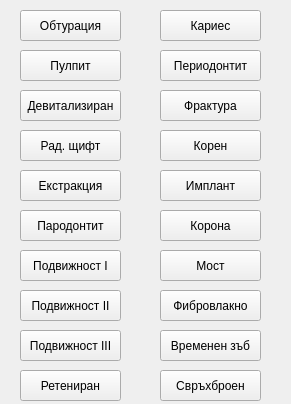
Before: the Qt Designer form src/View/ListView/ControlPanel/ControlPanel.ui in thefinalcutbg/DinoDent, drawn with Qt 5.
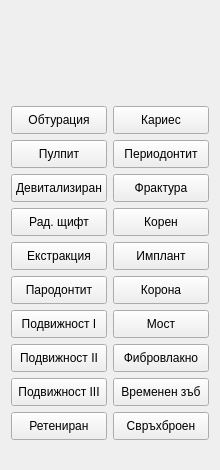
After: the same form once the commit is applied. Custom widgets are drawn as their Qt base class.

Diff of the .ui file:
```diff
--- a/src/View/ListView/ControlPanel/ControlPanel.ui
+++ b/src/View/ListView/ControlPanel/ControlPanel.ui
@@ -6,399 +6,549 @@
    <rect>
     <x>0</x>
     <y>0</y>
-    <width>291</width>
-    <height>404</height>
+    <width>220</width>
+    <height>470</height>
    </rect>
   </property>
   <property name="windowTitle">
    <string>ControlPanel</string>
   </property>
-  <widget class="StatusButton" name="Temporary">
-   <property name="geometry">
-    <rect>
-     <x>160</x>
-     <y>330</y>
-     <width>101</width>
-     <height>31</height>
-    </rect>
-   </property>
-   <property name="toolTip">
-    <string>&lt;html&gt;&lt;head/&gt;&lt;body&gt;&lt;p&gt;Бърз клавиш: T&lt;/p&gt;&lt;/body&gt;&lt;/html&gt;</string>
-   </property>
-   <property name="styleSheet">
-    <string notr="true"/>
-   </property>
-   <property name="text">
-    <string>Временен зъб</string>
-   </property>
-  </widget>
-  <widget class="StatusButton" name="Root">
-   <property name="geometry">
-    <rect>
-     <x>160</x>
-     <y>130</y>
-     <width>101</width>
-     <height>31</height>
-    </rect>
-   </property>
-   <property name="toolTip">
-    <string>&lt;html&gt;&lt;head/&gt;&lt;body&gt;&lt;p&gt;Бърз клавиш: R&lt;/p&gt;&lt;/body&gt;&lt;/html&gt;</string>
-   </property>
-   <property name="styleSheet">
-    <string/>
-   </property>
-   <property name="text">
-    <string>Корен</string>
-   </property>
-  </widget>
-  <widget class="StatusButton" name="Mobility2">
-   <property name="geometry">
-    <rect>
-     <x>20</x>
-     <y>290</y>
-     <width>101</width>
-     <height>31</height>
-    </rect>
-   </property>
-   <property name="toolTip">
-    <string>&lt;html&gt;&lt;head/&gt;&lt;body&gt;&lt;p&gt;Бърз клавиш: 2&lt;/p&gt;&lt;/body&gt;&lt;/html&gt;</string>
-   </property>
-   <property name="styleSheet">
-    <string/>
-   </property>
-   <property name="text">
-    <string>Подвижност II</string>
-   </property>
-  </widget>
-  <widget class="StatusButton" name="Implant">
-   <property name="geometry">
-    <rect>
-     <x>160</x>
-     <y>170</y>
-     <width>101</width>
-     <height>31</height>
-    </rect>
-   </property>
-   <property name="toolTip">
-    <string>&lt;html&gt;&lt;head/&gt;&lt;body&gt;&lt;p&gt;Бърз клавиш: I&lt;/p&gt;&lt;/body&gt;&lt;/html&gt;</string>
-   </property>
-   <property name="styleSheet">
-    <string notr="true"/>
-   </property>
-   <property name="text">
-    <string>Имплант</string>
-   </property>
-  </widget>
-  <widget class="StatusButton" name="Mobility3">
-   <property name="geometry">
-    <rect>
-     <x>20</x>
-     <y>330</y>
-     <width>101</width>
-     <height>31</height>
-    </rect>
-   </property>
-   <property name="toolTip">
-    <string>&lt;html&gt;&lt;head/&gt;&lt;body&gt;&lt;p&gt;Бърз клавиш: 3&lt;/p&gt;&lt;/body&gt;&lt;/html&gt;</string>
-   </property>
-   <property name="styleSheet">
-    <string/>
-   </property>
-   <property name="text">
-    <string>Подвижност III</string>
-   </property>
-  </widget>
-  <widget class="StatusButton" name="Mobility1">
-   <property name="geometry">
-    <rect>
-     <x>20</x>
-     <y>250</y>
-     <width>101</width>
-     <height>31</height>
-    </rect>
-   </property>
-   <property name="toolTip">
-    <string>&lt;html&gt;&lt;head/&gt;&lt;body&gt;&lt;p&gt;Бърз клавиш: 1&lt;/p&gt;&lt;/body&gt;&lt;/html&gt;</string>
-   </property>
-   <property name="styleSheet">
-    <string/>
-   </property>
-   <property name="text">
-    <string>Подвижност I</string>
-   </property>
-  </widget>
-  <widget class="StatusButton" name="EndoTreatment">
-   <property name="geometry">
-    <rect>
-     <x>20</x>
-     <y>90</y>
-     <width>101</width>
-     <height>31</height>
-    </rect>
-   </property>
-   <property name="toolTip">
-    <string>&lt;html&gt;&lt;head/&gt;&lt;body&gt;&lt;p&gt;Бърз клавиш: D&lt;/p&gt;&lt;/body&gt;&lt;/html&gt;</string>
-   </property>
-   <property name="styleSheet">
-    <string notr="true"/>
-   </property>
-   <property name="text">
-    <string>Девитализиран</string>
-   </property>
-  </widget>
-  <widget class="StatusButton" name="Caries">
-   <property name="geometry">
-    <rect>
-     <x>160</x>
-     <y>10</y>
-     <width>101</width>
-     <height>31</height>
-    </rect>
-   </property>
-   <property name="toolTip">
-    <string>&lt;html&gt;&lt;head/&gt;&lt;body&gt;&lt;p&gt;Бърз клавиш: C&lt;/p&gt;&lt;/body&gt;&lt;/html&gt;</string>
-   </property>
-   <property name="styleSheet">
-    <string notr="true"/>
-   </property>
-   <property name="text">
-    <string>Кариес</string>
-   </property>
-  </widget>
-  <widget class="StatusButton" name="Extraction">
-   <property name="geometry">
-    <rect>
-     <x>20</x>
-     <y>170</y>
-     <width>101</width>
-     <height>31</height>
-    </rect>
-   </property>
-   <property name="toolTip">
-    <string>&lt;html&gt;&lt;head/&gt;&lt;body&gt;&lt;p&gt;Бърз клавиш: E&lt;/p&gt;&lt;/body&gt;&lt;/html&gt;</string>
-   </property>
-   <property name="styleSheet">
-    <string/>
-   </property>
-   <property name="text">
-    <string>Екстракция</string>
-   </property>
-  </widget>
-  <widget class="StatusButton" name="Obturation">
-   <property name="geometry">
-    <rect>
-     <x>20</x>
-     <y>10</y>
-     <width>101</width>
-     <height>31</height>
-    </rect>
-   </property>
-   <property name="toolTip">
-    <string>&lt;html&gt;&lt;head/&gt;&lt;body&gt;&lt;p&gt;Бърз клавиш: О&lt;/p&gt;&lt;/body&gt;&lt;/html&gt;</string>
-   </property>
-   <property name="styleSheet">
-    <string notr="true"/>
-   </property>
-   <property name="text">
-    <string>Обтурация</string>
-   </property>
-  </widget>
-  <widget class="StatusButton" name="Bridge">
-   <property name="enabled">
-    <bool>true</bool>
-   </property>
-   <property name="geometry">
-    <rect>
-     <x>160</x>
-     <y>250</y>
-     <width>101</width>
-     <height>31</height>
-    </rect>
-   </property>
-   <property name="toolTip">
-    <string>&lt;html&gt;&lt;head/&gt;&lt;body&gt;&lt;p&gt;Бърз клавиш: B&lt;/p&gt;&lt;/body&gt;&lt;/html&gt;</string>
-   </property>
-   <property name="styleSheet">
-    <string notr="true"/>
-   </property>
-   <property name="text">
-    <string>Мост</string>
-   </property>
-  </widget>
-  <widget class="StatusButton" name="Fracture">
-   <property name="geometry">
-    <rect>
-     <x>160</x>
-     <y>90</y>
-     <width>101</width>
-     <height>31</height>
-    </rect>
-   </property>
-   <property name="toolTip">
-    <string>&lt;html&gt;&lt;head/&gt;&lt;body&gt;&lt;p&gt;Бърз клавиш: F&lt;/p&gt;&lt;/body&gt;&lt;/html&gt;</string>
-   </property>
-   <property name="styleSheet">
-    <string/>
-   </property>
-   <property name="text">
-    <string>Фрактура</string>
-   </property>
-  </widget>
-  <widget class="StatusButton" name="Pulpitis">
-   <property name="geometry">
-    <rect>
-     <x>20</x>
-     <y>50</y>
-     <width>101</width>
-     <height>31</height>
-    </rect>
-   </property>
-   <property name="toolTip">
-    <string>&lt;html&gt;&lt;head/&gt;&lt;body&gt;&lt;p&gt;Бърз клавиш: P&lt;/p&gt;&lt;/body&gt;&lt;/html&gt;</string>
-   </property>
-   <property name="styleSheet">
-    <string/>
-   </property>
-   <property name="text">
-    <string>Пулпит</string>
-   </property>
-  </widget>
-  <widget class="StatusButton" name="Periodontitis">
-   <property name="geometry">
-    <rect>
-     <x>20</x>
-     <y>210</y>
-     <width>101</width>
-     <height>31</height>
-    </rect>
-   </property>
-   <property name="toolTip">
-    <string>&lt;html&gt;&lt;head/&gt;&lt;body&gt;&lt;p&gt;Бърз клавиш: L&lt;/p&gt;&lt;/body&gt;&lt;/html&gt;</string>
-   </property>
-   <property name="styleSheet">
-    <string/>
-   </property>
-   <property name="text">
-    <string>Пародонтит</string>
-   </property>
-  </widget>
-  <widget class="StatusButton" name="ApicalLesion">
-   <property name="geometry">
-    <rect>
-     <x>160</x>
-     <y>50</y>
-     <width>101</width>
-     <height>31</height>
-    </rect>
-   </property>
-   <property name="toolTip">
-    <string>&lt;html&gt;&lt;head/&gt;&lt;body&gt;&lt;p&gt;Бърз клавиш: G&lt;/p&gt;&lt;/body&gt;&lt;/html&gt;</string>
-   </property>
-   <property name="styleSheet">
-    <string/>
-   </property>
-   <property name="text">
-    <string>Периодонтит</string>
-   </property>
-  </widget>
-  <widget class="StatusButton" name="Crown">
-   <property name="geometry">
-    <rect>
-     <x>160</x>
-     <y>210</y>
-     <width>101</width>
-     <height>31</height>
-    </rect>
-   </property>
-   <property name="toolTip">
-    <string>&lt;html&gt;&lt;head/&gt;&lt;body&gt;&lt;p&gt;Бърз клавиш: K&lt;/p&gt;&lt;/body&gt;&lt;/html&gt;</string>
-   </property>
-   <property name="styleSheet">
-    <string notr="true"/>
-   </property>
-   <property name="text">
-    <string>Корона</string>
-   </property>
-  </widget>
-  <widget class="StatusButton" name="post">
-   <property name="geometry">
-    <rect>
-     <x>20</x>
-     <y>130</y>
-     <width>101</width>
-     <height>31</height>
-    </rect>
-   </property>
-   <property name="toolTip">
-    <string>&lt;html&gt;&lt;head/&gt;&lt;body&gt;&lt;p&gt;Бърз клавиш: S&lt;/p&gt;&lt;/body&gt;&lt;/html&gt;</string>
-   </property>
-   <property name="styleSheet">
-    <string notr="true"/>
-   </property>
-   <property name="text">
-    <string>Рад. щифт</string>
-   </property>
-  </widget>
-  <widget class="StatusButton" name="Dsn">
-   <property name="geometry">
-    <rect>
-     <x>160</x>
-     <y>370</y>
-     <width>101</width>
-     <height>31</height>
-    </rect>
-   </property>
-   <property name="toolTip">
-    <string>&lt;html&gt;&lt;head/&gt;&lt;body&gt;&lt;p&gt;Бърз клавиш: H&lt;/p&gt;&lt;/body&gt;&lt;/html&gt;</string>
-   </property>
-   <property name="styleSheet">
-    <string/>
-   </property>
-   <property name="text">
-    <string>Свръхброен</string>
-   </property>
-  </widget>
-  <widget class="StatusButton" name="Impacted">
-   <property name="geometry">
-    <rect>
-     <x>20</x>
-     <y>370</y>
-     <width>101</width>
-     <height>31</height>
-    </rect>
-   </property>
-   <property name="toolTip">
-    <string>&lt;html&gt;&lt;head/&gt;&lt;body&gt;&lt;p&gt;Бърз клавиш: M&lt;/p&gt;&lt;/body&gt;&lt;/html&gt;</string>
-   </property>
-   <property name="styleSheet">
-    <string/>
-   </property>
-   <property name="text">
-    <string>Ретениран</string>
-   </property>
-  </widget>
-  <widget class="StatusButton" name="Fiber">
-   <property name="enabled">
-    <bool>true</bool>
-   </property>
-   <property name="geometry">
-    <rect>
-     <x>160</x>
-     <y>290</y>
-     <width>101</width>
-     <height>31</height>
-    </rect>
-   </property>
-   <property name="toolTip">
-    <string>&lt;html&gt;&lt;head/&gt;&lt;body&gt;&lt;p&gt;Бърз клавиш: N&lt;/p&gt;&lt;/body&gt;&lt;/html&gt;</string>
-   </property>
-   <property name="styleSheet">
-    <string notr="true"/>
-   </property>
-   <property name="text">
-    <string>Фибровлакно</string>
-   </property>
-  </widget>
+  <layout class="QVBoxLayout" name="verticalLayout_3">
+   <item>
+    <spacer name="verticalSpacer">
+     <property name="orientation">
+      <enum>Qt::Vertical</enum>
+     </property>
+     <property name="sizeType">
+      <enum>QSizePolicy::Preferred</enum>
+     </property>
+     <property name="sizeHint" stdset="0">
+      <size>
+       <width>20</width>
+       <height>76</height>
+      </size>
+     </property>
+    </spacer>
+   </item>
+   <item>
+    <layout class="QHBoxLayout" name="horizontalLayout">
+     <item>
+      <layout class="QVBoxLayout" name="verticalLayout">
+       <item>
+        <widget class="StatusButton" name="Obturation">
+         <property name="sizePolicy">
+          <sizepolicy hsizetype="Preferred" vsizetype="Fixed">
+           <horstretch>0</horstretch>
+           <verstretch>0</verstretch>
+          </sizepolicy>
+         </property>
+         <property name="minimumSize">
+          <size>
+           <width>0</width>
+           <height>28</height>
+          </size>
+         </property>
+         <property name="toolTip">
+          <string>&lt;html&gt;&lt;head/&gt;&lt;body&gt;&lt;p&gt;Бърз клавиш: О&lt;/p&gt;&lt;/body&gt;&lt;/html&gt;</string>
+         </property>
+         <property name="styleSheet">
+          <string notr="true"/>
+         </property>
+         <property name="text">
+          <string>Обтурация</string>
+         </property>
+        </widget>
+       </item>
+       <item>
+        <widget class="StatusButton" name="Pulpitis">
+         <property name="sizePolicy">
+          <sizepolicy hsizetype="Preferred" vsizetype="Fixed">
+           <horstretch>0</horstretch>
+           <verstretch>0</verstretch>
+          </sizepolicy>
+         </property>
+         <property name="minimumSize">
+          <size>
+           <width>0</width>
+           <height>28</height>
+          </size>
+         </property>
+         <property name="toolTip">
+          <string>&lt;html&gt;&lt;head/&gt;&lt;body&gt;&lt;p&gt;Бърз клавиш: P&lt;/p&gt;&lt;/body&gt;&lt;/html&gt;</string>
+         </property>
+         <property name="styleSheet">
+          <string/>
+         </property>
+         <property name="text">
+          <string>Пулпит</string>
+         </property>
+        </widget>
+       </item>
+       <item>
+        <widget class="StatusButton" name="EndoTreatment">
+         <property name="sizePolicy">
+          <sizepolicy hsizetype="Preferred" vsizetype="Fixed">
+           <horstretch>0</horstretch>
+           <verstretch>0</verstretch>
+          </sizepolicy>
+         </property>
+         <property name="minimumSize">
+          <size>
+           <width>0</width>
+           <height>28</height>
+          </size>
+         </property>
+         <property name="toolTip">
+          <string>&lt;html&gt;&lt;head/&gt;&lt;body&gt;&lt;p&gt;Бърз клавиш: D&lt;/p&gt;&lt;/body&gt;&lt;/html&gt;</string>
+         </property>
+         <property name="styleSheet">
+          <string notr="true"/>
+         </property>
+         <property name="text">
+          <string>Девитализиран</string>
+         </property>
+        </widget>
+       </item>
+       <item>
+        <widget class="StatusButton" name="post">
+         <property name="sizePolicy">
+          <sizepolicy hsizetype="Preferred" vsizetype="Fixed">
+           <horstretch>0</horstretch>
+           <verstretch>0</verstretch>
+          </sizepolicy>
+         </property>
+         <property name="minimumSize">
+          <size>
+           <width>0</width>
+           <height>28</height>
+          </size>
+         </property>
+         <property name="toolTip">
+          <string>&lt;html&gt;&lt;head/&gt;&lt;body&gt;&lt;p&gt;Бърз клавиш: S&lt;/p&gt;&lt;/body&gt;&lt;/html&gt;</string>
+         </property>
+         <property name="styleSheet">
+          <string notr="true"/>
+         </property>
+         <property name="text">
+          <string>Рад. щифт</string>
+         </property>
+        </widget>
+       </item>
+       <item>
+        <widget class="StatusButton" name="Extraction">
+         <property name="sizePolicy">
+          <sizepolicy hsizetype="Preferred" vsizetype="Fixed">
+           <horstretch>0</horstretch>
+           <verstretch>0</verstretch>
+          </sizepolicy>
+         </property>
+         <property name="minimumSize">
+          <size>
+           <width>0</width>
+           <height>28</height>
+          </size>
+         </property>
+         <property name="toolTip">
+          <string>&lt;html&gt;&lt;head/&gt;&lt;body&gt;&lt;p&gt;Бърз клавиш: E&lt;/p&gt;&lt;/body&gt;&lt;/html&gt;</string>
+         </property>
+         <property name="styleSheet">
+          <string/>
+         </property>
+         <property name="text">
+          <string>Екстракция</string>
+         </property>
+        </widget>
+       </item>
+       <item>
+        <widget class="StatusButton" name="Periodontitis">
+         <property name="sizePolicy">
+          <sizepolicy hsizetype="Preferred" vsizetype="Fixed">
+           <horstretch>0</horstretch>
+           <verstretch>0</verstretch>
+          </sizepolicy>
+         </property>
+         <property name="minimumSize">
+          <size>
+           <width>0</width>
+           <height>28</height>
+          </size>
+         </property>
+         <property name="toolTip">
+          <string>&lt;html&gt;&lt;head/&gt;&lt;body&gt;&lt;p&gt;Бърз клавиш: L&lt;/p&gt;&lt;/body&gt;&lt;/html&gt;</string>
+         </property>
+         <property name="styleSheet">
+          <string/>
+         </property>
+         <property name="text">
+          <string>Пародонтит</string>
+         </property>
+        </widget>
+       </item>
+       <item>
+        <widget class="StatusButton" name="Mobility1">
+         <property name="sizePolicy">
+          <sizepolicy hsizetype="Preferred" vsizetype="Fixed">
+           <horstretch>0</horstretch>
+           <verstretch>0</verstretch>
+          </sizepolicy>
+         </property>
+         <property name="minimumSize">
+          <size>
+           <width>0</width>
+           <height>28</height>
+          </size>
+         </property>
+         <property name="toolTip">
+          <string>&lt;html&gt;&lt;head/&gt;&lt;body&gt;&lt;p&gt;Бърз клавиш: 1&lt;/p&gt;&lt;/body&gt;&lt;/html&gt;</string>
+         </property>
+         <property name="styleSheet">
+          <string/>
+         </property>
+         <property name="text">
+          <string>Подвижност I</string>
+         </property>
+        </widget>
+       </item>
+       <item>
+        <widget class="StatusButton" name="Mobility2">
+         <property name="sizePolicy">
+          <sizepolicy hsizetype="Preferred" vsizetype="Fixed">
+           <horstretch>0</horstretch>
+           <verstretch>0</verstretch>
+          </sizepolicy>
+         </property>
+         <property name="minimumSize">
+          <size>
+           <width>0</width>
+           <height>28</height>
+          </size>
+         </property>
+         <property name="toolTip">
+          <string>&lt;html&gt;&lt;head/&gt;&lt;body&gt;&lt;p&gt;Бърз клавиш: 2&lt;/p&gt;&lt;/body&gt;&lt;/html&gt;</string>
+         </property>
+         <property name="styleSheet">
+          <string/>
+         </property>
+         <property name="text">
+          <string>Подвижност II</string>
+         </property>
+        </widget>
+       </item>
+       <item>
+        <widget class="StatusButton" name="Mobility3">
+         <property name="sizePolicy">
+          <sizepolicy hsizetype="Preferred" vsizetype="Fixed">
+           <horstretch>0</horstretch>
+           <verstretch>0</verstretch>
+          </sizepolicy>
+         </property>
+         <property name="minimumSize">
+          <size>
+           <width>0</width>
+           <height>28</height>
+          </size>
+         </property>
+         <property name="toolTip">
+          <string>&lt;html&gt;&lt;head/&gt;&lt;body&gt;&lt;p&gt;Бърз клавиш: 3&lt;/p&gt;&lt;/body&gt;&lt;/html&gt;</string>
+         </property>
+         <property name="styleSheet">
+          <string/>
+         </property>
+         <property name="text">
+          <string>Подвижност III</string>
+         </property>
+        </widget>
+       </item>
+       <item>
+        <widget class="StatusButton" name="Impacted">
+         <property name="sizePolicy">
+          <sizepolicy hsizetype="Preferred" vsizetype="Fixed">
+           <horstretch>0</horstretch>
+           <verstretch>0</verstretch>
+          </sizepolicy>
+         </property>
+         <property name="minimumSize">
+          <size>
+           <width>0</width>
+           <height>28</height>
+          </size>
+         </property>
+         <property name="toolTip">
+          <string>&lt;html&gt;&lt;head/&gt;&lt;body&gt;&lt;p&gt;Бърз клавиш: M&lt;/p&gt;&lt;/body&gt;&lt;/html&gt;</string>
+         </property>
+         <property name="styleSheet">
+          <string/>
+         </property>
+         <property name="text">
+          <string>Ретениран</string>
+         </property>
+        </widget>
+       </item>
+      </layout>
+     </item>
+     <item>
+      <layout class="QVBoxLayout" name="verticalLayout_2">
+       <item>
+        <widget class="StatusButton" name="Caries">
+         <property name="sizePolicy">
+          <sizepolicy hsizetype="Preferred" vsizetype="Fixed">
+           <horstretch>0</horstretch>
+           <verstretch>0</verstretch>
+          </sizepolicy>
+         </property>
+         <property name="minimumSize">
+          <size>
+           <width>0</width>
+           <height>28</height>
+          </size>
+         </property>
+         <property name="toolTip">
+          <string>&lt;html&gt;&lt;head/&gt;&lt;body&gt;&lt;p&gt;Бърз клавиш: C&lt;/p&gt;&lt;/body&gt;&lt;/html&gt;</string>
+         </property>
+         <property name="styleSheet">
+          <string notr="true"/>
+         </property>
+         <property name="text">
+          <string>Кариес</string>
+         </property>
+        </widget>
+       </item>
+       <item>
+        <widget class="StatusButton" name="ApicalLesion">
+         <property name="sizePolicy">
+          <sizepolicy hsizetype="Preferred" vsizetype="Fixed">
+           <horstretch>0</horstretch>
+           <verstretch>0</verstretch>
+          </sizepolicy>
+         </property>
+         <property name="minimumSize">
+          <size>
+           <width>0</width>
+           <height>28</height>
+          </size>
+         </property>
+         <property name="toolTip">
+          <string>&lt;html&gt;&lt;head/&gt;&lt;body&gt;&lt;p&gt;Бърз клавиш: G&lt;/p&gt;&lt;/body&gt;&lt;/html&gt;</string>
+         </property>
+         <property name="styleSheet">
+          <string/>
+         </property>
+         <property name="text">
+          <string>Периодонтит</string>
+         </property>
+        </widget>
+       </item>
+       <item>
+        <widget class="StatusButton" name="Fracture">
+         <property name="sizePolicy">
+          <sizepolicy hsizetype="Preferred" vsizetype="Fixed">
+           <horstretch>0</horstretch>
+           <verstretch>0</verstretch>
+          </sizepolicy>
+         </property>
+         <property name="minimumSize">
+          <size>
+           <width>0</width>
+           <height>28</height>
+          </size>
+         </property>
+         <property name="toolTip">
+          <string>&lt;html&gt;&lt;head/&gt;&lt;body&gt;&lt;p&gt;Бърз клавиш: F&lt;/p&gt;&lt;/body&gt;&lt;/html&gt;</string>
+         </property>
+         <property name="styleSheet">
+          <string/>
+         </property>
+         <property name="text">
+          <string>Фрактура</string>
+         </property>
+        </widget>
+       </item>
+       <item>
+        <widget class="StatusButton" name="Root">
+         <property name="sizePolicy">
+          <sizepolicy hsizetype="Preferred" vsizetype="Fixed">
+           <horstretch>0</horstretch>
+           <verstretch>0</verstretch>
+          </sizepolicy>
+         </property>
+         <property name="minimumSize">
+          <size>
+           <width>0</width>
+           <height>28</height>
+          </size>
+         </property>
+         <property name="toolTip">
+          <string>&lt;html&gt;&lt;head/&gt;&lt;body&gt;&lt;p&gt;Бърз клавиш: R&lt;/p&gt;&lt;/body&gt;&lt;/html&gt;</string>
+         </property>
+         <property name="styleSheet">
+          <string/>
+         </property>
+         <property name="text">
+          <string>Корен</string>
+         </property>
+        </widget>
+       </item>
+       <item>
+        <widget class="StatusButton" name="Implant">
+         <property name="sizePolicy">
+          <sizepolicy hsizetype="Preferred" vsizetype="Fixed">
+           <horstretch>0</horstretch>
+           <verstretch>0</verstretch>
+          </sizepolicy>
+         </property>
+         <property name="minimumSize">
+          <size>
+           <width>0</width>
+           <height>28</height>
+          </size>
+         </property>
+         <property name="toolTip">
+          <string>&lt;html&gt;&lt;head/&gt;&lt;body&gt;&lt;p&gt;Бърз клавиш: I&lt;/p&gt;&lt;/body&gt;&lt;/html&gt;</string>
+         </property>
+         <property name="styleSheet">
+          <string notr="true"/>
+         </property>
+         <property name="text">
+          <string>Имплант</string>
+         </property>
+        </widget>
+       </item>
+       <item>
+        <widget class="StatusButton" name="Crown">
+         <property name="sizePolicy">
+          <sizepolicy hsizetype="Preferred" vsizetype="Fixed">
+           <horstretch>0</horstretch>
+           <verstretch>0</verstretch>
+          </sizepolicy>
+         </property>
+         <property name="minimumSize">
+          <size>
+           <width>0</width>
+           <height>28</height>
+          </size>
+         </property>
+         <property name="toolTip">
+          <string>&lt;html&gt;&lt;head/&gt;&lt;body&gt;&lt;p&gt;Бърз клавиш: K&lt;/p&gt;&lt;/body&gt;&lt;/html&gt;</string>
+         </property>
+         <property name="styleSheet">
+          <string notr="true"/>
+         </property>
+         <property name="text">
+          <string>Корона</string>
+         </property>
+        </widget>
+       </item>
+       <item>
+        <widget class="StatusButton" name="Bridge">
+         <property name="enabled">
+          <bool>true</bool>
+         </property>
+         <property name="sizePolicy">
+          <sizepolicy hsizetype="Preferred" vsizetype="Fixed">
+           <horstretch>0</horstretch>
+           <verstretch>0</verstretch>
+          </sizepolicy>
+         </property>
+         <property name="minimumSize">
+          <size>
+           <width>0</width>
+           <height>28</height>
+          </size>
+         </property>
+         <property name="toolTip">
+          <string>&lt;html&gt;&lt;head/&gt;&lt;body&gt;&lt;p&gt;Бърз клавиш: B&lt;/p&gt;&lt;/body&gt;&lt;/html&gt;</string>
+         </property>
+         <property name="styleSheet">
+          <string notr="true"/>
+         </property>
+         <property name="text">
+          <string>Мост</string>
+         </property>
+        </widget>
+       </item>
+       <item>
+        <widget class="StatusButton" name="Fiber">
+         <property name="enabled">
+          <bool>true</bool>
+         </property>
+         <property name="sizePolicy">
+          <sizepolicy hsizetype="Preferred" vsizetype="Fixed">
+           <horstretch>0</horstretch>
+           <verstretch>0</verstretch>
+          </sizepolicy>
+         </property>
+         <property name="minimumSize">
+          <size>
+           <width>0</width>
+           <height>28</height>
+          </size>
+         </property>
+         <property name="toolTip">
+          <string>&lt;html&gt;&lt;head/&gt;&lt;body&gt;&lt;p&gt;Бърз клавиш: N&lt;/p&gt;&lt;/body&gt;&lt;/html&gt;</string>
+         </property>
+         <property name="styleSheet">
+          <string notr="true"/>
+         </property>
+         <property name="text">
+          <string>Фибровлакно</string>
+         </property>
+        </widget>
+       </item>
+       <item>
+        <widget class="StatusButton" name="Temporary">
+         <property name="sizePolicy">
+          <sizepolicy hsizetype="Preferred" vsizetype="Fixed">
+           <horstretch>0</horstretch>
+           <verstretch>0</verstretch>
+          </sizepolicy>
+         </property>
+         <property name="minimumSize">
+          <size>
+           <width>0</width>
+           <height>28</height>
+          </size>
+         </property>
+         <property name="toolTip">
+          <string>&lt;html&gt;&lt;head/&gt;&lt;body&gt;&lt;p&gt;Бърз клавиш: T&lt;/p&gt;&lt;/body&gt;&lt;/html&gt;</string>
+         </property>
+         <property name="styleSheet">
+          <string notr="true"/>
+         </property>
+         <property name="text">
+          <string>Временен зъб</string>
+         </property>
+        </widget>
+       </item>
+       <item>
+        <widget class="StatusButton" name="Dsn">
+         <property name="sizePolicy">
+          <sizepolicy hsizetype="Preferred" vsizetype="Fixed">
+           <horstretch>0</horstretch>
+           <verstretch>0</verstretch>
+          </sizepolicy>
+         </property>
+         <property name="minimumSize">
+          <size>
+           <width>0</width>
+           <height>28</height>
+          </size>
+         </property>
+         <property name="toolTip">
+          <string>&lt;html&gt;&lt;head/&gt;&lt;body&gt;&lt;p&gt;Бърз клавиш: H&lt;/p&gt;&lt;/body&gt;&lt;/html&gt;</string>
+         </property>
+         <property name="styleSheet">
+          <string/>
+         </property>
+         <property name="text">
+          <string>Свръхброен</string>
+         </property>
+        </widget>
+       </item>
+      </layout>
+     </item>
+    </layout>
+   </item>
+  </layout>
  </widget>
  <layoutdefault spacing="6" margin="11"/>
  <customwidgets>
```
